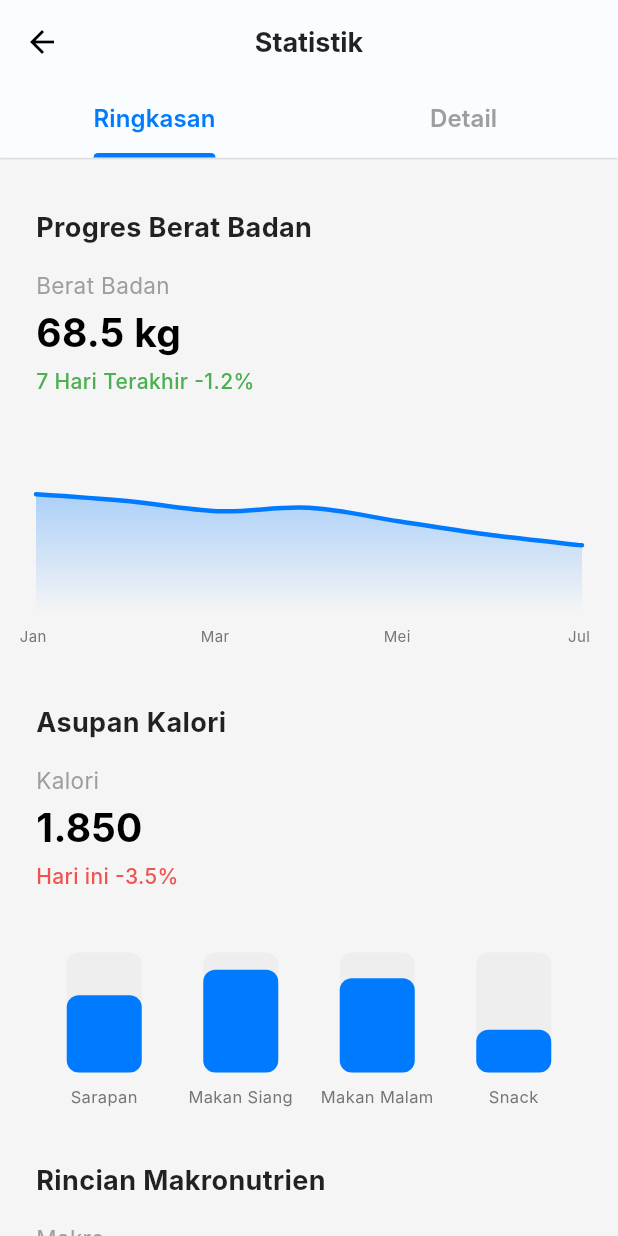
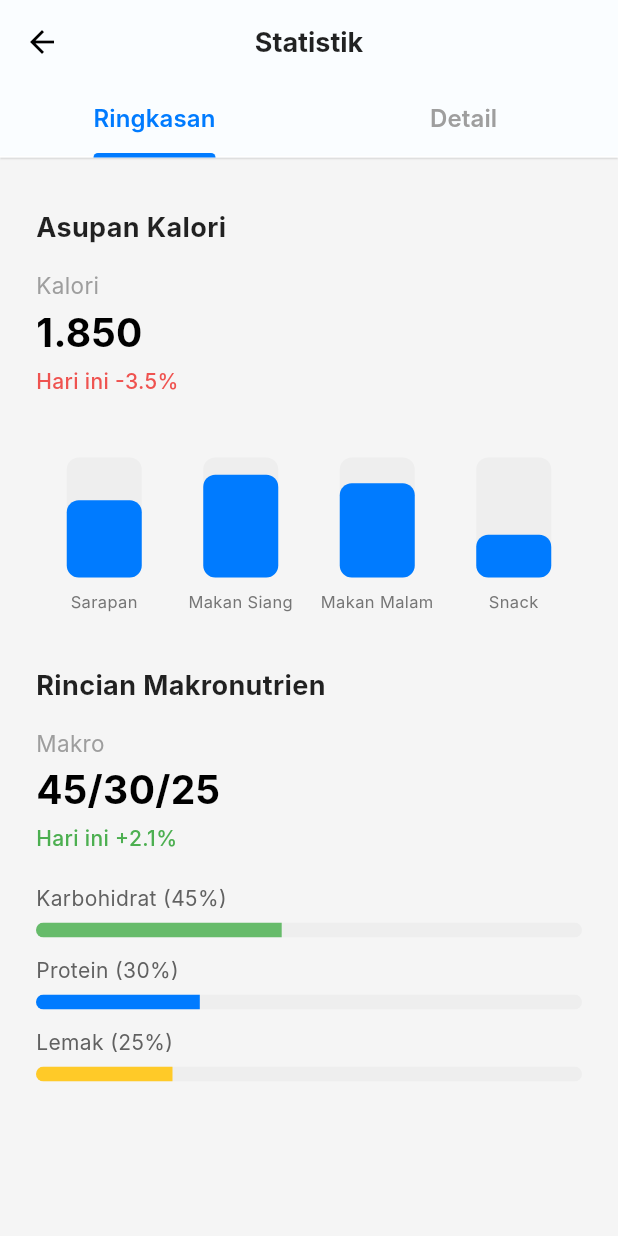
Before and after one commit to irsyadst/nutri_balance, a Flutter app: the StatisticsScreen screen opened directly, on a phone screen of 412 x 824 dp. Run offline on Flutter 3.47's test engine with Material 3 defaults, Android fonts, the phone set to English and light mode, and no system bars; drawn by our look-alikes of fl_chart; our stand-ins replace flutter_local_notifications, flutter_svg, get, package_info_plus, pinput, shared_preferences and 2 more; accounts and stored records are empty; Roboto replaces fonts that are missing (Inter); project files that could hold a hidden picture were left out.

Commit message:
feat: Implement About screen and remove Weight Statistics
This commit introduces a new "About" screen to display application information and removes the "Weight Statistics" feature from the Statistics screen to simplify the UI.

### New Feature: About Screen
- **New `AboutScreen`**: A new screen (`about_screen.dart`) has been created to show application details like the logo, description, and version number.
- **`AboutController`**: A dedicated `AboutController` (`about_controller.dart`) is introduced to handle the business logic, specifically fetching the app version dynamically using the `package_info_plus` package.
- **UI Decoupling**: The UI is split into a reusable `AboutContent` widget, which receives its data from the controller, separating presentation from logic.
- **Navigation**: The "Tentang Aplikasi" item in the `ProfileScreen` now correctly navigates to this new `AboutScreen`.
- **Dependencies**: The `package_info_plus` dependency has been added to `pubspec.yaml` to enable version fetching.

### Refactor: Removal of Weight Statistics
- **Simplified Statistics UI**: The "Weight Progress" card (`WeightProgressCard`) has been removed from the summary tab of the `StatisticsScreen`.
- **Removed Detail View**: The "Berat Badan" (Weight) category has been removed from the detail tab. All associated files and logic, including `weight_detail_content.dart`, have been deleted.
- **Controller Cleanup**: The `StatisticsController` has been updated to remove all state and data related to weight tracking (e.g., `currentWeight`, `weightSpots`, `weightChangePercent`).

```diff
--- a/lib/controllers/statistics_controller.dart
+++ b/lib/controllers/statistics_controller.dart
@@ -5,8 +5,8 @@ import 'package:flutter/material.dart';
 // Enum untuk status data
 enum StatisticsStatus { initial, loading, success, failure }
 
-// Enum untuk kategori detail
-enum DetailCategory { calories, weight, macros, water }
+// Enum untuk kategori detail (opsional)
+enum DetailCategory { calories, macros, water } // <-- Hapus 'weight'
 
 class StatisticsController with ChangeNotifier {
   // --- State ---
@@ -17,14 +17,18 @@ class StatisticsController with ChangeNotifier {
   String? _selectedDetailCategory;
 
   // --- Data State (Dummy, ganti dengan fetch API) ---
-  double _currentWeight = 68.5;
-  double _weightChangePercent = -1.2;
-  String _weightPeriod = "7 Hari Terakhir";
+
+  // --- HAPUS DATA BERAT BADAN ---
+  // double _currentWeight = 68.5;
+  // double _weightChangePercent = -1.2;
+  // String _weightPeriod = "7 Hari Terakhir";
+  // List<FlSpot> _weightSpots = [];
+  // --- AKHIR HAPUS ---
+
   int _caloriesToday = 1850;
   double _calorieChangePercent = -3.5;
   String _macroRatio = "45/30/25";
   double _macroChangePercent = 2.1;
-  List<FlSpot> _weightSpots = [];
   Map<String, double> _calorieDataPerMeal = {};
   double _maxCaloriePerMeal = 700;
   Map<String, double> _macroDataPercentage = {};
@@ -36,25 +40,30 @@ class StatisticsController with ChangeNotifier {
   String? get selectedDetailCategory => _selectedDetailCategory;
 
   // Getters untuk Data Ringkasan
-  double get currentWeight => _currentWeight;
-  double get weightChangePercent => _weightChangePercent;
-  String get weightPeriod => _weightPeriod;
+  // --- HAPUS GETTERS BERAT BADAN ---
+  // double get currentWeight => _currentWeight;
+  // double get weightChangePercent => _weightChangePercent;
+  // String get weightPeriod => _weightPeriod;
+  // List<FlSpot> get weightSpots => _weightSpots;
+  // --- AKHIR HAPUS ---
+
   int get caloriesToday => _caloriesToday;
   double get calorieChangePercent => _calorieChangePercent;
   String get macroRatio => _macroRatio;
   double get macroChangePercent => _macroChangePercent;
-  List<FlSpot> get weightSpots => _weightSpots; // Diperlukan oleh WeightProgressCard
   Map<String, double> get calorieDataPerMeal => _calorieDataPerMeal;
   double get maxCaloriePerMeal => _maxCaloriePerMeal;
   Map<String, double> get macroDataPercentage => _macroDataPercentage;
 
   // --- Data Statis ---
+  // --- PERBARUI DAFTAR KATEGORI ---
   final List<Map<String, dynamic>> detailCategories = const [
     {'title': 'Kalori', 'icon': Icons.local_fire_department_outlined},
     {'title': 'Makronutrien', 'icon': Icons.pie_chart_outline_rounded},
     {'title': 'Asupan Air', 'icon': Icons.water_drop_outlined},
-    {'title': 'Berat Badan', 'icon': Icons.monitor_weight_outlined}, // Ditambahkan
+    // {'title': 'Berat Badan', 'icon': Icons.monitor_weight_outlined}, // <-- DIHAPUS
   ];
+  // --- AKHIR PERBARUAN ---
 
   // --- Constructor ---
   StatisticsController() {
@@ -72,23 +81,28 @@ class StatisticsController with ChangeNotifier {
       await Future.delayed(const Duration(milliseconds: 500)); // Simulasi
 
       // Muat data dummy
-      _currentWeight = 68.5;
-      _weightChangePercent = -1.2;
-      _weightPeriod = "7 Hari Terakhir";
+      // --- HAPUS DATA BERAT BADAN ---
+      // _currentWeight = 68.5;
+      // _weightChangePercent = -1.2;
+      // _weightPeriod = "7 Hari Terakhir";
+      // _weightSpots = [ ... ];
+      // --- AKHIR HAPUS ---
+
       _caloriesToday = 1850;
       _calorieChangePercent = -3.5;
       _macroRatio = "45/30/25";
       _macroChangePercent = 2.1;
-      _weightSpots = [
-        FlSpot(0, 70), FlSpot(1, 69.8), FlSpot(2, 69.5), FlSpot(3, 69.6),
-        FlSpot(4, 69.2), FlSpot(5, 68.8), FlSpot(6, 68.5),
-      ];
       _calorieDataPerMeal = {
-        'Sarapan': 450, 'Makan Siang': 600, 'Makan Malam': 550, 'Snack': 250,
+        'Sarapan': 450,
+        'Makan Siang': 600,
+        'Makan Malam': 550,
+        'Snack': 250,
       };
       _maxCaloriePerMeal = 700;
       _macroDataPercentage = {
-        'Karbohidrat': 45, 'Protein': 30, 'Lemak': 25,
+        'Karbohidrat': 45,
+        'Protein': 30,
+        'Lemak': 25,
       };
 
       _status = StatisticsStatus.success;
--- a/lib/views/screens/statistics_screen.dart
+++ b/lib/views/screens/statistics_screen.dart
@@ -5,11 +5,9 @@ import 'package:flutter/material.dart';
 import '../../controllers/statistics_controller.dart';
 // Import widget-widget
 import '../widgets/statistics/calorie_detail_content.dart';
-import '../widgets/statistics/weight_detail_content.dart';
 import '../widgets/statistics/macro_detail_content.dart';
 import '../widgets/statistics/water_detail_content.dart';
 import '../widgets/shared/section_title.dart';
-import '../widgets/statistics/summary/weight_progress_card.dart'; // Diperlukan untuk Ringkasan
 import '../widgets/statistics/summary/calorie_intake_card.dart';
 import '../widgets/statistics/summary/macro_breakdown_card.dart';
 import '../widgets/statistics/detail/detail_category_tile.dart';
@@ -26,19 +24,12 @@ class _StatisticsScreenState extends State<StatisticsScreen>
   late TabController _tabController;
   late StatisticsController _controller; // Deklarasi controller
 
-  // --- Data Dummy dan Logika telah dipindah ke StatisticsController ---
-
   @override
   void initState() {
     super.initState();
-    // Inisialisasi controller
     _controller = StatisticsController();
     _tabController = TabController(length: 2, vsync: this);
-
-    // Tambahkan listener untuk TabController
     _tabController.addListener(_handleTabChange);
-
-    // (Opsional) Tambahkan listener untuk SnackBar error dari controller
     _controller.addListener(_handleControllerChanges);
   }
 
@@ -47,16 +38,14 @@ class _StatisticsScreenState extends State<StatisticsScreen>
     _tabController.removeListener(_handleTabChange);
     _controller.removeListener(_handleControllerChanges);
     _tabController.dispose();
-    _controller.dispose(); // Dispose controller
+    _controller.dispose();
     super.dispose();
   }
 
-  // Listener untuk TabController (memanggil controller)
   void _handleTabChange() {
     _controller.handleTabChange(_tabController);
   }
 
-  // (Opsional) Listener untuk SnackBar
   void _handleControllerChanges() {
     if (_controller.status == StatisticsStatus.failure &&
         _controller.errorMessage != null) {
@@ -73,36 +62,28 @@ class _StatisticsScreenState extends State<StatisticsScreen>
     }
   }
 
-  // --- Logika _handleBackButton & _onDetailCategoryTap dipindah ke controller ---
-
   @override
   Widget build(BuildContext context) {
-    // Gunakan ListenableBuilder untuk me-render UI berdasarkan state controller
     return ListenableBuilder(
       listenable: _controller,
       builder: (context, child) {
-        // Tentukan apakah tombol back harus ditampilkan
         bool showBackButton = _controller.selectedDetailCategory != null ||
             _tabController.index != 0;
 
         return Scaffold(
-          // Background berbeda tergantung state
           backgroundColor: _controller.selectedDetailCategory == null
               ? Colors.grey[100]
               : Colors.white,
           appBar: AppBar(
-            // Tombol back dinamis
             leading: showBackButton
                 ? IconButton(
               icon: const Icon(Icons.arrow_back_ios_new_rounded,
                   color: Colors.black54, size: 20),
-              // Panggil controller
               onPressed: () =>
                   _controller.handleBackButton(_tabController, context),
             )
                 : null,
             title: Text(
-              // Judul AppBar dinamis dari controller
               _controller.selectedDetailCategory != null
                   ? 'Detail ${_controller.selectedDetailCategory}'
                   : 'Statistik',
@@ -115,7 +96,6 @@ class _StatisticsScreenState extends State<StatisticsScreen>
             backgroundColor: Colors.white,
             elevation: 0.5,
             shadowColor: Colors.grey.shade200,
-            // Tampilkan TabBar hanya jika tidak sedang di halaman detail
             bottom: _controller.selectedDetailCategory == null
                 ? TabBar(
               controller: _tabController,
@@ -132,13 +112,12 @@ class _StatisticsScreenState extends State<StatisticsScreen>
             )
                 : null,
           ),
-          body: _buildBodyContent(), // Panggil builder body
+          body: _buildBodyContent(),
         );
       },
     );
   }
 
-  /// Membangun body utama berdasarkan status controller
   Widget _buildBodyContent() {
     switch (_controller.status) {
       case StatisticsStatus.loading:
@@ -169,16 +148,14 @@ class _StatisticsScreenState extends State<StatisticsScreen>
         );
       case StatisticsStatus.success:
       default:
-      // Tampilkan TabBarView jika data sukses
         return TabBarView(
           controller: _tabController,
-          // Nonaktifkan swipe antar tab saat di halaman detail spesifik
           physics: _controller.selectedDetailCategory == null
               ? null
               : const NeverScrollableScrollPhysics(),
           children: [
-            _buildSummaryTab(), // Builder untuk Tab Ringkasan
-            _buildDetailTab(), // Builder untuk Tab Detail
+            _buildSummaryTab(),
+            _buildDetailTab(),
           ],
         );
     }
@@ -186,23 +163,12 @@ class _StatisticsScreenState extends State<StatisticsScreen>
 
   // === WIDGET BUILDER UNTUK TAB RINGKASAN ===
   Widget _buildSummaryTab() {
-    // Ambil data dari controller
     return SingleChildScrollView(
       padding: const EdgeInsets.all(24.0),
       child: Column(
         crossAxisAlignment: CrossAxisAlignment.start,
         children: [
-          // Catatan: WeightProgressCard ada di file asli tapi tidak ada di layout `statistics_screen`
-          // Saya tambahkan di sini agar sesuai dengan file widget yang ada.
-          // Hapus jika tidak diinginkan.
-          const SectionTitle('Progres Berat Badan'),
-          WeightProgressCard(
-            currentWeight: _controller.currentWeight,
-            weightChangePercent: _controller.weightChangePercent,
-            weightPeriod: _controller.weightPeriod,
-            weightSpots: _controller.weightSpots,
-          ),
-          const SizedBox(height: 25),
+          // --- BLOK BERAT BADAN DIHAPUS DARI SINI ---
 
           const SectionTitle('Asupan Kalori'),
           CalorieIntakeCard(
@@ -227,7 +193,6 @@ class _StatisticsScreenState extends State<StatisticsScreen>
 
   // === WIDGET BUILDER UNTUK TAB DETAIL ===
   Widget _buildDetailTab() {
-    // Jika belum ada kategori detail yang dipilih, tampilkan daftar
     if (_controller.selectedDetailCategory == null) {
       return ListView.separated(
         padding: const EdgeInsets.symmetric(vertical: 25.0, horizontal: 24.0),
@@ -237,17 +202,13 @@ class _StatisticsScreenState extends State<StatisticsScreen>
           return DetailCategoryTile(
             title: category['title'],
             icon: category['icon'],
-            // Panggil method controller saat di-tap
             onTap: () => _controller.onDetailCategoryTap(category['title']),
           );
         },
         separatorBuilder: (context, index) => const SizedBox(height: 18),
       );
-    }
-    // Jika ada kategori detail yang dipilih, tampilkan konten detailnya
-    else {
+    } else {
       Widget detailContent;
-      // Tentukan konten berdasarkan state controller
       switch (_controller.selectedDetailCategory) {
         case 'Kalori':
           detailContent = const CalorieDetailContent();
@@ -258,13 +219,11 @@ class _StatisticsScreenState extends State<StatisticsScreen>
         case 'Asupan Air':
           detailContent = const WaterDetailContent();
           break;
-        case 'Berat Badan':
-          detailContent = const WeightDetailContent();
-          break;
+      // --- CASE 'BERAT BADAN' DIHAPUS DARI SINI ---
         default:
-          detailContent = const Center(child: Text('Konten detail tidak ditemukan'));
+          detailContent =
+          const Center(child: Text('Konten detail tidak ditemukan'));
       }
-      // Bungkus konten detail dengan SingleChildScrollView
       return SingleChildScrollView(
         padding: const EdgeInsets.all(24.0),
         child: detailContent,
--- a/lib/views/widgets/statistics/summary/weight_progress_card.dart
+++ /dev/null
@@ -1,114 +0,0 @@
-import 'package:flutter/material.dart';
-import 'package:fl_chart/fl_chart.dart'; // Import fl_chart
-import 'dart:math'; // Untuk min/max
-
-// Widget untuk menampilkan kartu progres berat badan di tab ringkasan
-class WeightProgressCard extends StatelessWidget {
-  final double currentWeight;
-  final double weightChangePercent;
-  final String weightPeriod;
-  final List<FlSpot> weightSpots; // Data untuk line chart
-
-  const WeightProgressCard({
-    super.key,
-    required this.currentWeight,
-    required this.weightChangePercent,
-    required this.weightPeriod,
-    required this.weightSpots,
-  });
-
-  @override
-  Widget build(BuildContext context) {
-    final primaryColor = Theme.of(context).primaryColor;
-    // Tentukan warna teks persen berdasarkan positif/negatif
-    final percentColor = weightChangePercent >= 0 ? Colors.red.shade400 : Colors.green.shade500;
-    // Tentukan teks persen dengan tanda +/-
-    final percentText = '${weightChangePercent >= 0 ? '+' : ''}${weightChangePercent.toStringAsFixed(1)}%'; // 1 angka desimal
-
-    // Cari nilai Y min/max dari data spot untuk skala grafik (tambah sedikit padding)
-    final double minY = weightSpots.map((spot) => spot.y).reduce(min) - 2;
-    final double maxY = weightSpots.map((spot) => spot.y).reduce(max) + 2;
-
-
-    return Column(
-      crossAxisAlignment: CrossAxisAlignment.start,
-      children: [
-        // Informasi Berat Badan Saat Ini
-        const Text('Berat Badan', style: TextStyle(fontSize: 15, color: Colors.grey)), // Label
-        const SizedBox(height: 2),
-        Text(
-          '${currentWeight.toStringAsFixed(1)} kg', // Tampilkan berat (1 desimal) + unit
-          style: const TextStyle(fontSize: 26, fontWeight: FontWeight.bold), // Ukuran font
-        ),
-        const SizedBox(height: 4),
-        // Informasi Perubahan Berat
-        Text(
-          '$weightPeriod $percentText', // Tampilkan periode dan persen perubahan
-          style: TextStyle(
-            fontSize: 14,
-            color: percentColor, // Warna hijau/merah
-            fontWeight: FontWeight.w500,
-          ),
-        ),
-        const SizedBox(height: 20),
-
-        // Line Chart
-        SizedBox(
-          height: 150, // Tinggi grafik
-          child: LineChart(
-            LineChartData(
-              minY: minY, // Skala Y dinamis
-              maxY: maxY,
-              gridData: const FlGridData(show: false), // Sembunyikan grid
-              titlesData: FlTitlesData( // Sembunyikan semua label axis
-                leftTitles: const AxisTitles(sideTitles: SideTitles(showTitles: false)),
-                rightTitles: const AxisTitles(sideTitles: SideTitles(showTitles: false)),
-                topTitles: const AxisTitles(sideTitles: SideTitles(showTitles: false)),
-                bottomTitles: AxisTitles( // Tampilkan label bulan di bawah
-                  sideTitles: SideTitles(
-                    showTitles: true, reservedSize: 25, interval: 2, // Sesuaikan interval jika perlu
-                    getTitlesWidget: (value, meta) {
-                      // Contoh label bulan (sesuaikan jika data X berbeda)
-                      const labels = ['Jan', 'Feb', 'Mar', 'Apr', 'Mei', 'Jun', 'Jul', 'Ags', 'Sep', 'Okt', 'Nov', 'Des'];
-                      final index = value.toInt();
-                      if (index >= 0 && index < labels.length && index % 2 == 0) { // Tampilkan label per 2 interval
-                        return Padding(
-                          padding: const EdgeInsets.only(top: 8.0, right: 4.0),
-                          child: Text(labels[index], style: TextStyle(color: Colors.grey.shade600, fontSize: 10)),
-                        );
-                      }
-                      return const SizedBox.shrink(); // Kosongkan untuk label lain
-                    },
-                  ),
-                ),
-              ),
-              borderData: FlBorderData(show: false), // Sembunyikan border
-              lineBarsData: [
-                LineChartBarData(
-                  spots: weightSpots, // Gunakan data spot
-                  isCurved: true, // Kurva halus
-                  color: primaryColor, // Warna garis primer
-                  barWidth: 3, // Lebar garis
-                  isStrokeCapRound: true,
-                  dotData: const FlDotData(show: false), // Sembunyikan titik
-                  // Area di bawah garis (gradient transparan)
-                  belowBarData: BarAreaData(
-                    show: true,
-                    gradient: LinearGradient(
-                      colors: [ primaryColor.withOpacity(0.3), primaryColor.withOpacity(0.0) ],
-                      begin: Alignment.topCenter,
-                      end: Alignment.bottomCenter,
-                    ),
-                  ),
-                ),
-              ],
-              // Nonaktifkan tooltip saat disentuh (opsional)
-              lineTouchData: const LineTouchData(enabled: false),
-            ),
-
-          ),
-        ),
-      ],
-    );
-  }
-}
--- a/pubspec.yaml
+++ b/pubspec.yaml
@@ -27,6 +27,7 @@ dependencies:
   flutter_local_notifications: ^17.2.1
   timezone: ^0.9.4
   permission_handler: ^11.3.1
+  package_info_plus: ^8.0.0
 #================ DEV DEPENDENCIES ================#
 dev_dependencies:
   flutter_test:
```
Also changed, not shown: lib/controllers/about_controller.dart (added, +25 -0 lines), lib/views/screens/about_screen.dart (added, +63 -0 lines), lib/views/screens/profile_screen.dart (+9 -1 lines), lib/views/widgets/about/about_content.dart (added, +71 -0 lines), lib/views/widgets/statistics/weight_detail_content.dart (deleted, +0 -95 lines), pubspec.lock, 1 other file.
